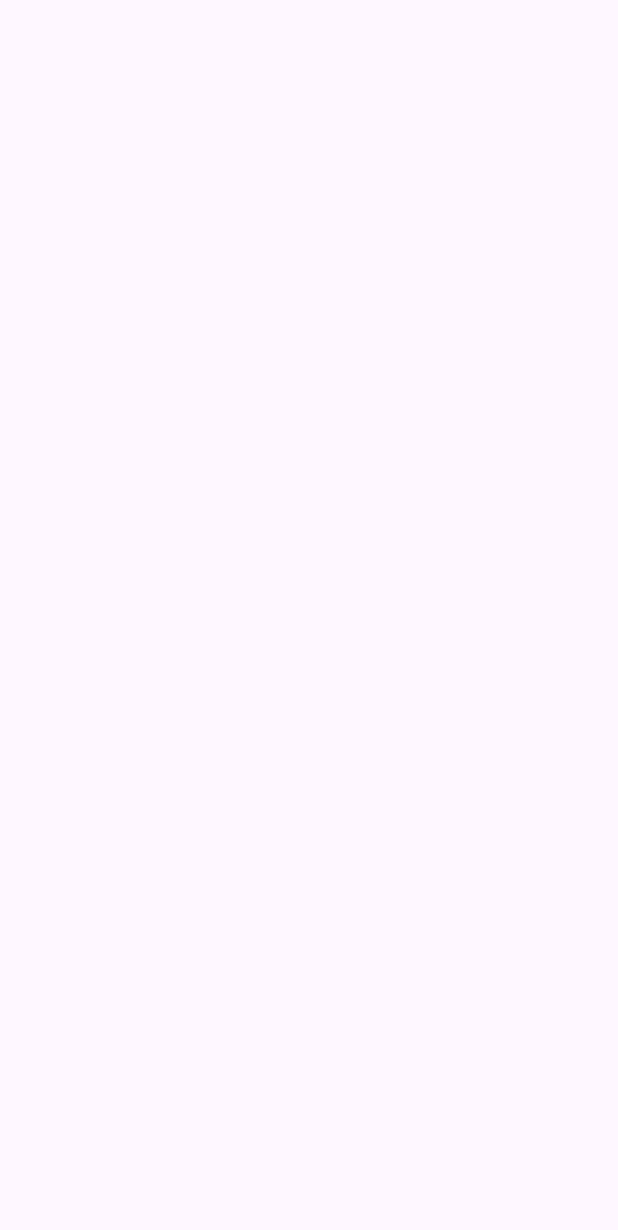
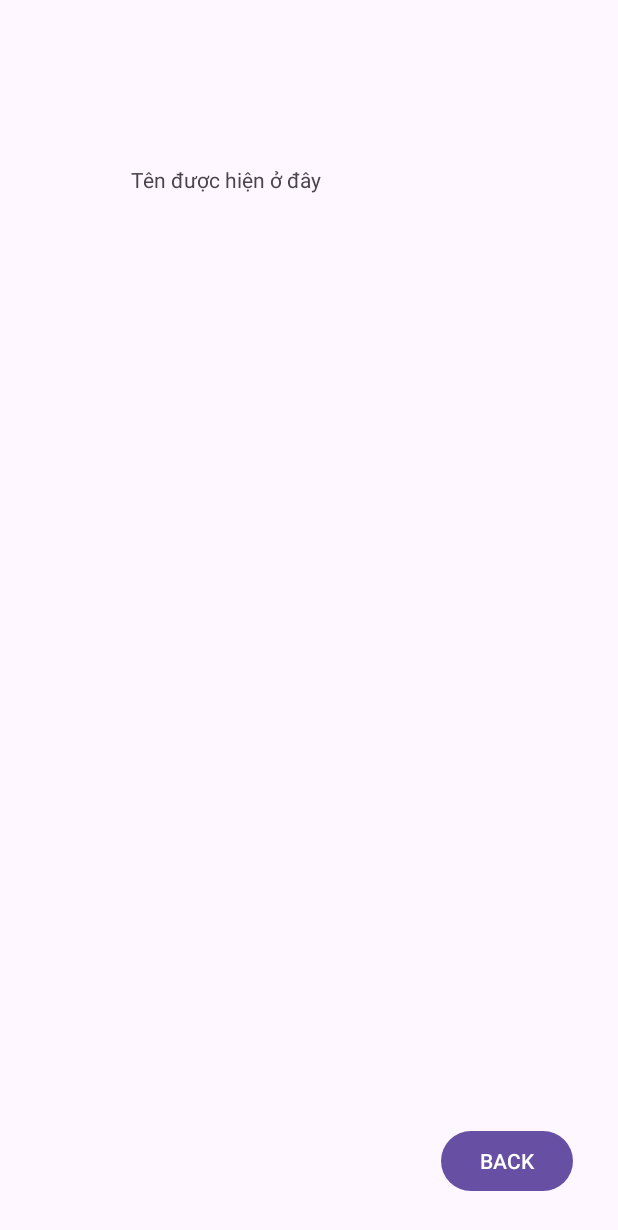
Before and after one commit to NguyenTanDat1105/BTAndroid65CLC, an Android app: the SecondActivity screen opened directly, with no data from a screen before it, on a phone screen of 412 x 824 dp. Before the commit the part shown is empty. Shown: the top 1230 px of the screen. Run offline under Robolectric (Android 15) with nearby library versions, the phone set to English and light mode, and no system bars.

Commit message:
ViDuIntent

```diff
--- a/ViDuIntent/app/src/main/java/clc65/nguyentandat/viduintent/SecondActivity.java
+++ b/ViDuIntent/app/src/main/java/clc65/nguyentandat/viduintent/SecondActivity.java
@@ -1,6 +1,9 @@
 package clc65.nguyentandat.viduintent;
 
+import android.content.Intent;
 import android.os.Bundle;
+import android.view.View;
+import android.widget.Button;
 
 import androidx.activity.EdgeToEdge;
 import androidx.appcompat.app.AppCompatActivity;
@@ -14,6 +17,23 @@ public class SecondActivity extends AppCompatActivity {
     protected void onCreate(Bundle savedInstanceState) {
         super.onCreate(savedInstanceState);
         setContentView(R.layout.activity_second);
+        // 1. Nhận về Intent
+        Intent iNhanDuoc = getIntent();
+        // 2. Bóc ra
+        String intNhanDuoc = iNhanDuoc.getStringExtra("ht");
+        // 3.Xử lý
+            // Set lên TextView
 
+
+
+        // Nút BACK
+        Button btnBack = findViewById(R.id.btnBack);
+        btnBack.setOnClickListener(new View.OnClickListener() {
+            @Override
+            public void onClick(View v) {
+                Intent iQuayBack = new Intent(SecondActivity.this, MainActivity.class);
+                startActivity(iQuayBack);
+            }
+        });
     }
 }
--- a/ViDuIntent/app/src/main/res/layout/activity_second.xml
+++ b/ViDuIntent/app/src/main/res/layout/activity_second.xml
@@ -7,4 +7,27 @@
     android:layout_height="match_parent"
     tools:context=".SecondActivity">
 
+    <Button
+        android:id="@+id/btnBack"
+        android:layout_width="wrap_content"
+        android:layout_height="wrap_content"
+        android:layout_marginStart="292dp"
+        android:layout_marginEnd="28dp"
+        android:layout_marginBottom="26dp"
+        android:text="BACK"
+        app:layout_constraintBottom_toBottomOf="parent"
+        app:layout_constraintEnd_toEndOf="parent"
+        app:layout_constraintStart_toStartOf="parent" />
+
+    <TextView
+        android:id="@+id/tvHienThiTen"
+        android:layout_width="238dp"
+        android:layout_height="138dp"
+        android:layout_marginStart="90dp"
+        android:layout_marginTop="110dp"
+        android:layout_marginEnd="90dp"
+        android:text="Tên được hiện ở đây"
+        app:layout_constraintEnd_toEndOf="parent"
+        app:layout_constraintStart_toStartOf="parent"
+        app:layout_constraintTop_toTopOf="parent" />
 </androidx.constraintlayout.widget.ConstraintLayout>
```
